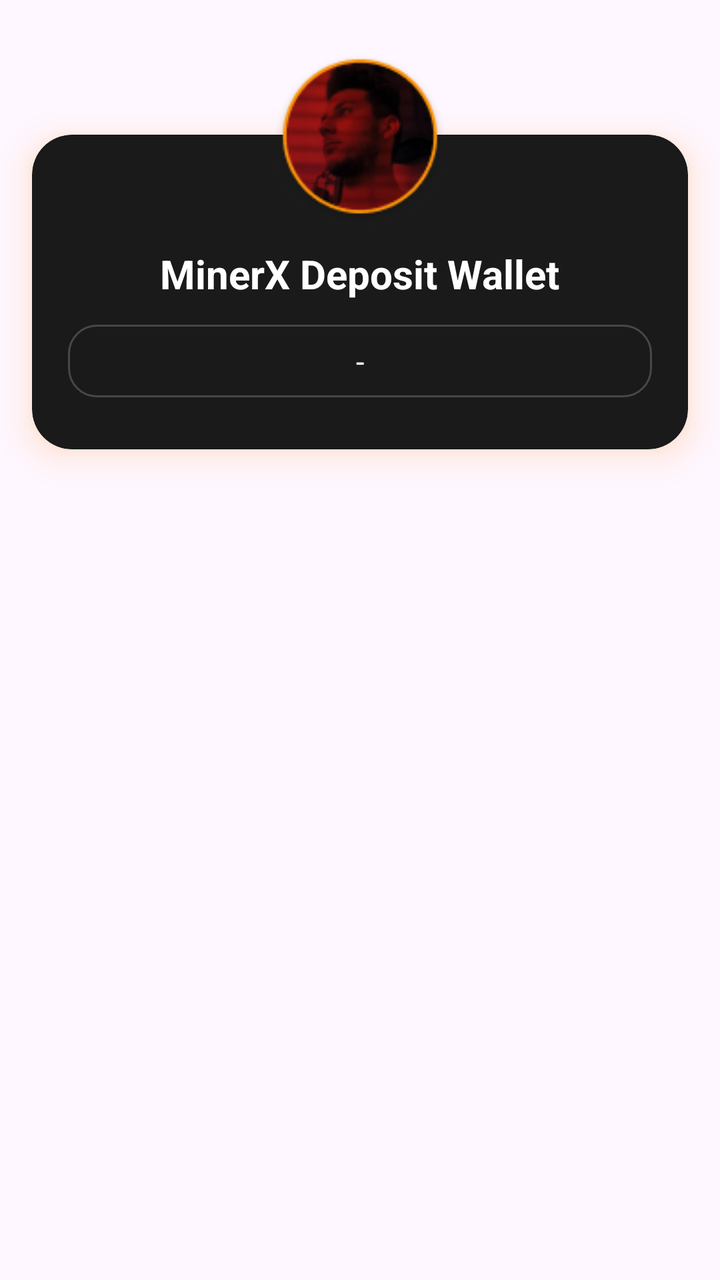
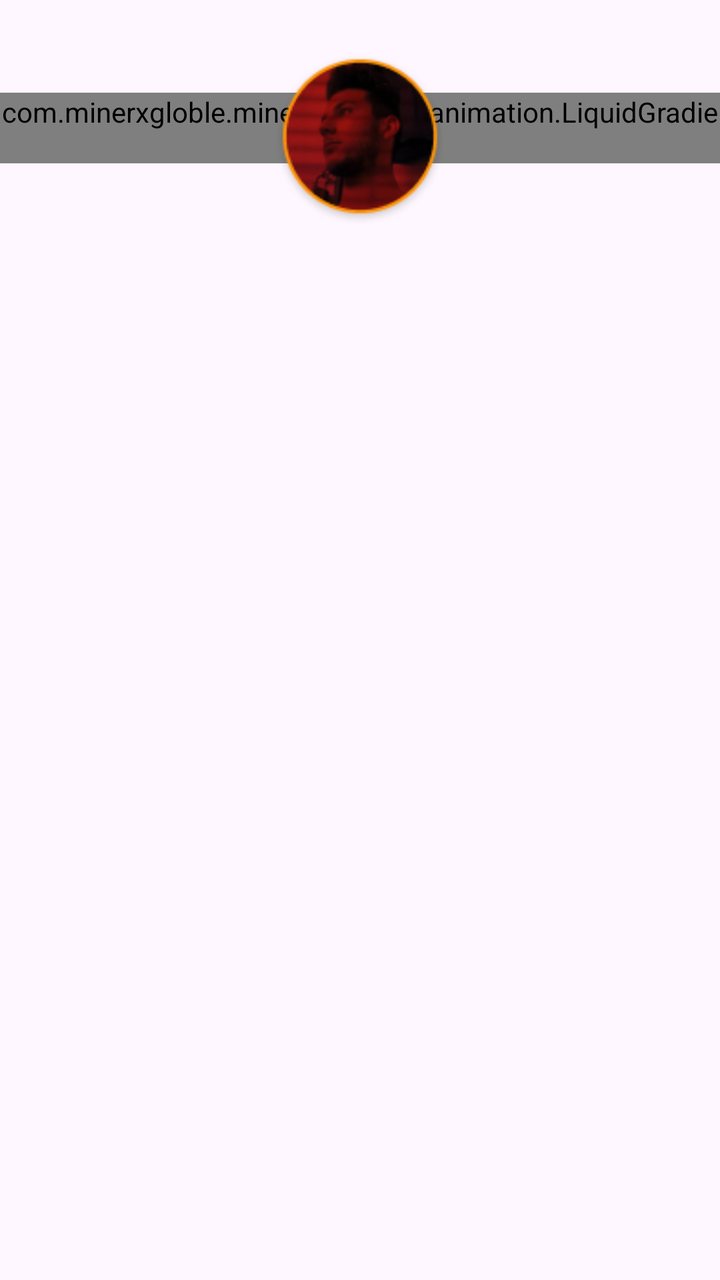

Compare the two renders of this Android layout. The source of the first and the diff that turns it into the second are given below.
<!-- AndroidManifest.xml: application theme Theme.Bitbloom -->
<!-- res/layout/item_stack_card.xml -->
<?xml version="1.0" encoding="utf-8"?>
<androidx.constraintlayout.widget.ConstraintLayout xmlns:android="http://schemas.android.com/apk/res/android"
    xmlns:app="http://schemas.android.com/apk/res-auto"
    android:layout_width="match_parent"
    android:layout_height="wrap_content"
    android:clipChildren="false"
    android:clipToPadding="false">

    
    <ImageView
        android:id="@+id/profileImage"
        android:layout_width="92dp"
        android:layout_height="92dp"
        android:elevation="24dp"
        android:padding="2dp"
        android:scaleType="centerCrop"
        android:src="@drawable/person"
        android:translationY="24dp"
        android:translationZ="24dp"
        app:layout_constraintEnd_toEndOf="parent"
        app:layout_constraintStart_toStartOf="parent"
        app:layout_constraintTop_toTopOf="parent" />

    
    <com.google.android.material.card.MaterialCardView
        android:id="@+id/cardSurface"
        android:layout_width="0dp"
        android:layout_height="wrap_content"
        android:layout_marginTop="-46dp"
        android:outlineAmbientShadowColor="#FF7B00"
        android:outlineSpotShadowColor="#FF7B00"
        app:cardBackgroundColor="@color/main_card_color"
        app:cardCornerRadius="20dp"
        app:cardElevation="10dp"
        app:cardMaxElevation="10dp"
        app:cardUseCompatPadding="true"
        app:layout_constraintEnd_toEndOf="parent"
        app:layout_constraintStart_toStartOf="parent"
        app:layout_constraintTop_toBottomOf="@id/profileImage"
        app:strokeColor="@android:color/transparent"
        app:strokeWidth="0dp">

        <LinearLayout
            android:layout_width="match_parent"
            android:layout_height="wrap_content"
            android:orientation="vertical"
            android:paddingStart="18dp"
            android:paddingTop="56dp"
            android:paddingEnd="18dp"
            android:paddingBottom="26dp">

            <TextView
                android:id="@+id/tvAccount"
                android:layout_width="wrap_content"
                android:layout_height="wrap_content"
                android:layout_gravity="center"
                android:text="@string/item_home_wallet_card_minerx_deposit_wallet"
                android:textColor="@color/white"
                android:textSize="20sp"
                android:textStyle="bold" />

            <TextView
                android:id="@+id/depositBalance"
                android:layout_width="match_parent"
                android:layout_height="wrap_content"
                android:layout_marginTop="12dp"
                android:background="@drawable/bg_referral"
                android:ellipsize="end"
                android:paddingHorizontal="12dp"
                android:paddingVertical="8dp"
                android:singleLine="true"
                android:text="@string/item_network_stats_text"
                android:textAlignment="center"
                android:textColor="@color/white"
                android:textSize="15sp" />
        </LinearLayout>
    </com.google.android.material.card.MaterialCardView>
</androidx.constraintlayout.widget.ConstraintLayout>
<!-- resources referenced by this layout -->
<resources>
  <color name="main_card_color">#1A1A1A</color>
  <color name="white">#FFFFFFFF</color>
  <!-- drawable bg_referral (drawable) -->
  <?xml version="1.0" encoding="utf-8"?>
  <shape xmlns:android="http://schemas.android.com/apk/res/android" android:shape="rectangle">
      <solid android:color="#221A1A1A"/>    
      <corners android:radius="14dp"/>
      <stroke android:width="1dp" android:color="#33FFFFFF"/> 
      <padding android:left="6dp" android:top="4dp" android:right="6dp" android:bottom="4dp"/>
  </shape>
  <!-- drawable person: png bitmap (drawable, 15133 bytes) -->
  <string name="item_home_wallet_card_minerx_deposit_wallet">MinerX Deposit Wallet</string>
  <string name="item_network_stats_text">-</string>
  <style name="Theme.Bitbloom" parent="Base.Theme.Bitbloom">
          
          <item name="editTextStyle">@style/Widget.MXG.EditText.WhiteCursor</item>
          <item name="android:editTextStyle">@style/Widget.MXG.EditText.WhiteCursor</item>
  
          
          <item name="android:textCursorDrawable">@drawable/cursor_white</item>
      </style>
  <style name="Base.Theme.Bitbloom" parent="Theme.Material3.DayNight.NoActionBar">
          <item name="android:statusBarColor">@color/mxg_black</item>
          <item name="colorPrimary">@color/mxg_white</item>
          <item name="android:navigationBarColor">@color/mxg_black</item>
          <item name="android:datePickerDialogTheme">@style/BitbloomDatePickerTheme</item>
      </style>
  <style name="Widget.MXG.EditText.WhiteCursor" parent="Widget.AppCompat.EditText">
          <item name="android:textCursorDrawable">@drawable/cursor_white</item>
      </style>
  <!-- drawable cursor_white (drawable) -->
  <?xml version="1.0" encoding="utf-8"?>
  <shape xmlns:android="http://schemas.android.com/apk/res/android">
      <size android:width="2dp"/>
      <solid android:color="@android:color/white"/>
      <corners android:radius="1dp"/>
  </shape>
  <color name="mxg_black">#000000</color>
  <color name="mxg_white">#FFFFFF</color>
  <style name="BitbloomDatePickerTheme" parent="ThemeOverlay.MaterialComponents.MaterialAlertDialog">
          <item name="colorAccent">@color/status_bar_color</item> 
          <item name="android:headerBackground">@color/light_status_bar_color
          </item> 
          <item name="android:colorControlHighlight">@color/status_bar_color
          </item> 
          <item name="android:colorControlActivated">@color/status_bar_color
          </item> 
          <item name="android:textColorPrimaryInverse">@color/white</item> 
          <item name="android:textColor">@color/status_bar_color</item> 
          <item name="android:textColorPrimary">?attr/colorOnBackground</item> 
      </style>
  <color name="status_bar_color">#EE6924</color>
  <color name="light_status_bar_color">#EE6924</color>
</resources>

<!-- the commit's change to res/layout/item_stack_card.xml (unified diff, before → after) -->
@@ -1,12 +1,12 @@
 <?xml version="1.0" encoding="utf-8"?>
-<androidx.constraintlayout.widget.ConstraintLayout xmlns:android="http://schemas.android.com/apk/res/android"
+<androidx.constraintlayout.widget.ConstraintLayout
+    xmlns:android="http://schemas.android.com/apk/res/android"
     xmlns:app="http://schemas.android.com/apk/res-auto"
     android:layout_width="match_parent"
     android:layout_height="wrap_content"
     android:clipChildren="false"
     android:clipToPadding="false">
 
-    
     <ImageView
         android:id="@+id/profileImage"
         android:layout_width="92dp"
@@ -21,15 +21,14 @@
         app:layout_constraintStart_toStartOf="parent"
         app:layout_constraintTop_toTopOf="parent" />
 
-    
-    <com.google.android.material.card.MaterialCardView
+    <com.minerxgloble.minerxgloble.ui.animation.LiquidGradientCard
         android:id="@+id/cardSurface"
         android:layout_width="0dp"
         android:layout_height="wrap_content"
         android:layout_marginTop="-46dp"
         android:outlineAmbientShadowColor="#FF7B00"
         android:outlineSpotShadowColor="#FF7B00"
-        app:cardBackgroundColor="@color/main_card_color"
+        app:cardBackgroundColor="@android:color/transparent"
         app:cardCornerRadius="20dp"
         app:cardElevation="10dp"
         app:cardMaxElevation="10dp"
@@ -64,7 +63,7 @@
                 android:layout_width="match_parent"
                 android:layout_height="wrap_content"
                 android:layout_marginTop="12dp"
-                android:background="@drawable/bg_referral"
+                android:background="@drawable/bg_referral_home"
                 android:ellipsize="end"
                 android:paddingHorizontal="12dp"
                 android:paddingVertical="8dp"
@@ -74,5 +73,5 @@
                 android:textColor="@color/white"
                 android:textSize="15sp" />
         </LinearLayout>
-    </com.google.android.material.card.MaterialCardView>
+    </com.minerxgloble.minerxgloble.ui.animation.LiquidGradientCard>
 </androidx.constraintlayout.widget.ConstraintLayout>
<!-- resource entries referenced after the edit -->
@@ -1,13 +1,12 @@
 <!-- resources referenced by this layout -->
 <resources>
-  <color name="main_card_color">#1A1A1A</color>
   <color name="white">#FFFFFFFF</color>
-  <!-- drawable bg_referral (drawable) -->
+  <!-- drawable bg_referral_home (drawable) -->
   <?xml version="1.0" encoding="utf-8"?>
   <shape xmlns:android="http://schemas.android.com/apk/res/android" android:shape="rectangle">
       <solid android:color="#221A1A1A"/>    
       <corners android:radius="14dp"/>
-      <stroke android:width="1dp" android:color="#33FFFFFF"/> 
+      <stroke android:width="1dp" android:color="@color/orange"/> 
       <padding android:left="6dp" android:top="4dp" android:right="6dp" android:bottom="4dp"/>
   </shape>
   <!-- drawable person: png bitmap (drawable, 15133 bytes) -->
@@ -21,6 +20,7 @@
           
           <item name="android:textCursorDrawable">@drawable/cursor_white</item>
       </style>
+  <color name="orange">#EE6924</color>
   <style name="Base.Theme.Bitbloom" parent="Theme.Material3.DayNight.NoActionBar">
           <item name="android:statusBarColor">@color/mxg_black</item>
           <item name="colorPrimary">@color/mxg_white</item>
